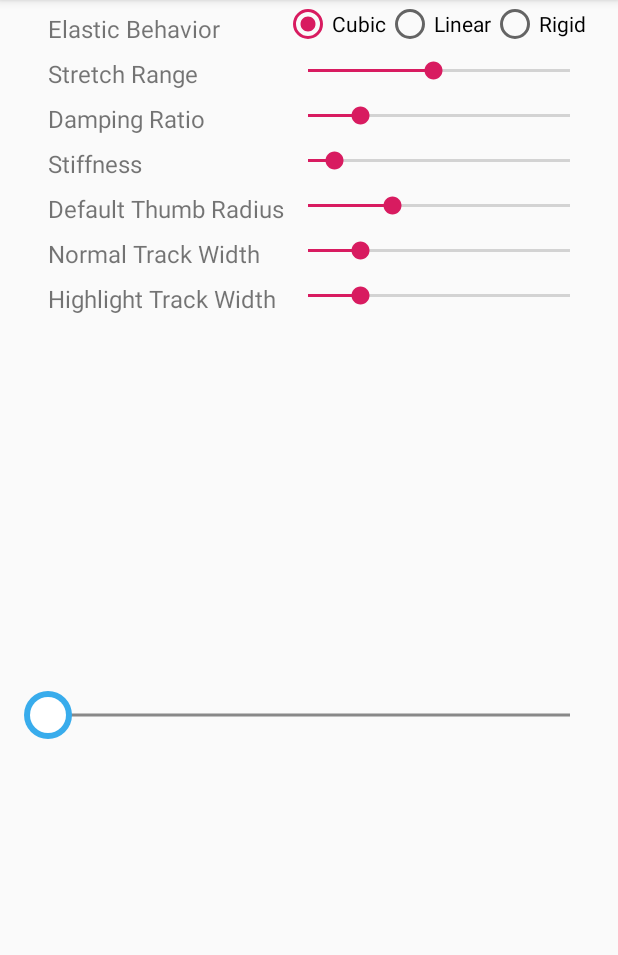
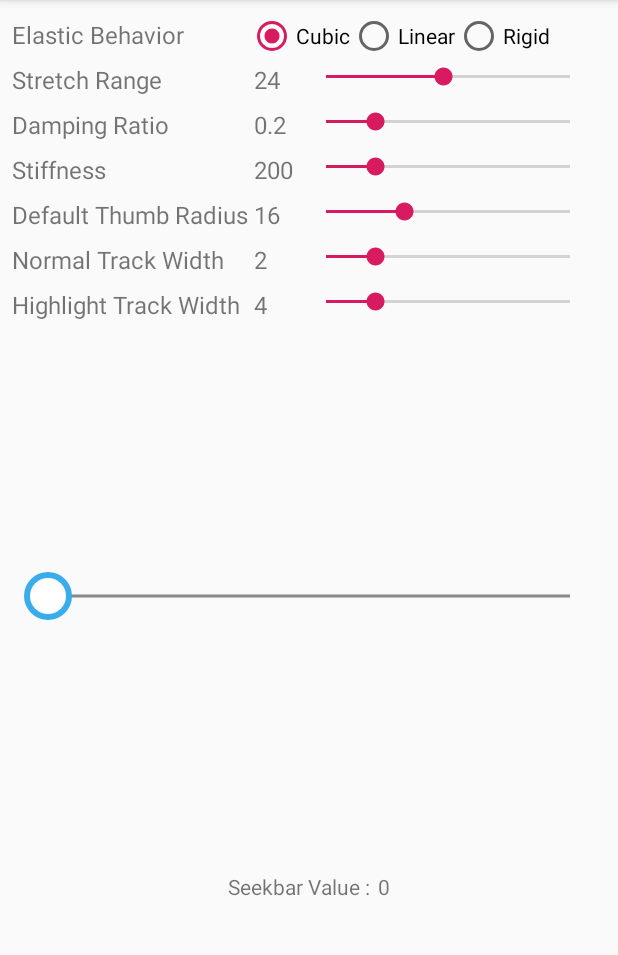
Before and after one commit to Chrisvin/RubberPicker, an Android app: the screen it shows after launch (MainActivity), on a phone screen of 412 x 824 dp, the part 84-1039 px from its top. Run offline under Robolectric (Android 15) with nearby library versions, the phone set to English and light mode, and no system bars.

Commit message:
Finish basic demo app

```diff
--- a/app/src/main/java/com/jem/MainActivity.kt
+++ b/app/src/main/java/com/jem/MainActivity.kt
@@ -2,8 +2,10 @@ package com.jem
 
 import android.os.Bundle
 import android.support.v7.app.AppCompatActivity
+import android.widget.RadioButton
 import android.widget.SeekBar
 import com.jem.rubberpicker.ElasticBehavior
+import com.jem.rubberpicker.RubberSeekBar
 import kotlinx.android.synthetic.main.activity_main.*
 
 class MainActivity : AppCompatActivity() {
@@ -13,15 +15,16 @@ class MainActivity : AppCompatActivity() {
         setContentView(R.layout.activity_main)
 
         elasticBehavior.setOnCheckedChangeListener { _, checkedId ->
-            when (checkedId) {
-                1 -> rubberSeekBar.setElasticBehavior(ElasticBehavior.CUBIC)
-                2 -> rubberSeekBar.setElasticBehavior(ElasticBehavior.LINEAR)
-                3 -> rubberSeekBar.setElasticBehavior(ElasticBehavior.RIGID)
+            when (findViewById<RadioButton>(checkedId).text) {
+                "Cubic" -> rubberSeekBar.setElasticBehavior(ElasticBehavior.CUBIC)
+                "Linear" -> rubberSeekBar.setElasticBehavior(ElasticBehavior.LINEAR)
+                "Rigid" -> rubberSeekBar.setElasticBehavior(ElasticBehavior.RIGID)
             }
         }
 
         stretchRange.setOnSeekBarChangeListener(object : SeekBar.OnSeekBarChangeListener{
             override fun onProgressChanged(seekBar: SeekBar?, progress: Int, fromUser: Boolean) {
+                stretchRangeValue.text = progress.toString()
                 rubberSeekBar.setStretchRange(progress.toFloat())
             }
             override fun onStartTrackingTouch(seekBar: SeekBar?) {}
@@ -30,6 +33,7 @@ class MainActivity : AppCompatActivity() {
 
         dampingRatio.setOnSeekBarChangeListener(object : SeekBar.OnSeekBarChangeListener{
             override fun onProgressChanged(seekBar: SeekBar?, progress: Int, fromUser: Boolean) {
+                dampingRatioValue.text = (progress.toFloat()/10).toString()
                 rubberSeekBar.setDampingRatio(progress.toFloat()/10)
             }
             override fun onStartTrackingTouch(seekBar: SeekBar?) {}
@@ -38,7 +42,9 @@ class MainActivity : AppCompatActivity() {
 
         stiffness.setOnSeekBarChangeListener(object : SeekBar.OnSeekBarChangeListener{
             override fun onProgressChanged(seekBar: SeekBar?, progress: Int, fromUser: Boolean) {
-                rubberSeekBar.setStiffness(progress.toFloat()*100)
+                val progressValue = if (progress!=0) progress * 50 else 1
+                stiffnessValue.text = (progressValue).toString()
+                rubberSeekBar.setStiffness(progressValue.toFloat())
             }
             override fun onStartTrackingTouch(seekBar: SeekBar?) {}
             override fun onStopTrackingTouch(seekBar: SeekBar?) {}
@@ -46,7 +52,9 @@ class MainActivity : AppCompatActivity() {
 
         defaultThumbRadius.setOnSeekBarChangeListener(object : SeekBar.OnSeekBarChangeListener{
             override fun onProgressChanged(seekBar: SeekBar?, progress: Int, fromUser: Boolean) {
-                rubberSeekBar.setThumbRadius(progress.toFloat())
+                val progressValue = if (progress == 0) 1 else progress
+                defaultThumbRadiusValue.text = progressValue.toString()
+                rubberSeekBar.setThumbRadius(progressValue.toFloat())
             }
             override fun onStartTrackingTouch(seekBar: SeekBar?) {}
             override fun onStopTrackingTouch(seekBar: SeekBar?) {}
@@ -54,6 +62,7 @@ class MainActivity : AppCompatActivity() {
 
         normalTrackWidth.setOnSeekBarChangeListener(object : SeekBar.OnSeekBarChangeListener{
             override fun onProgressChanged(seekBar: SeekBar?, progress: Int, fromUser: Boolean) {
+                normalTrackWidthValue.text = progress.toString()
                 rubberSeekBar.setNormalTrackWidth(progress.toFloat())
             }
             override fun onStartTrackingTouch(seekBar: SeekBar?) {}
@@ -62,10 +71,19 @@ class MainActivity : AppCompatActivity() {
 
         highlightTrackWidth.setOnSeekBarChangeListener(object : SeekBar.OnSeekBarChangeListener{
             override fun onProgressChanged(seekBar: SeekBar?, progress: Int, fromUser: Boolean) {
+                highlightTrackWidthValue.text = progress.toString()
                 rubberSeekBar.setHighlightTrackWidth(progress.toFloat())
             }
             override fun onStartTrackingTouch(seekBar: SeekBar?) {}
             override fun onStopTrackingTouch(seekBar: SeekBar?) {}
         })
+
+        rubberSeekBar.setOnRubberSeekBarChangeListener(object: RubberSeekBar.OnRubberSeekBarChangeListener{
+            override fun onProgressChanged(seekBar: RubberSeekBar, progress: Int, fromUser: Boolean) {
+                rubberSeekBarValue.text = progress.toString()
+            }
+            override fun onStartTrackingTouch(seekBar: RubberSeekBar) {}
+            override fun onStopTrackingTouch(seekBar: RubberSeekBar) {}
+        })
     }
 }
--- a/app/src/main/res/layout/activity_main.xml
+++ b/app/src/main/res/layout/activity_main.xml
@@ -7,14 +7,20 @@
         android:layout_height="match_parent"
         tools:context=".MainActivity">
 
+    <android.support.constraint.Guideline
+            android:id="@+id/topGuideLine"
+            android:orientation="horizontal"
+            android:layout_width="wrap_content" android:layout_height="wrap_content"
+            app:layout_constraintGuide_begin="8dp"/>
+
     <TextView
             android:id="@+id/elasticBehaviorTextView"
             android:text="Elastic Behavior"
             android:textSize="16sp"
-            app:layout_constraintTop_toTopOf="parent"
+            app:layout_constraintTop_toTopOf="@id/topGuideLine"
             app:layout_constraintStart_toStartOf="parent"
-            android:layout_marginStart="32dp"
-            android:layout_marginTop="8dp"
+            android:layout_marginStart="8dp"
+            android:layout_marginTop="4dp"
             android:layout_width="wrap_content" android:layout_height="wrap_content"/>
     <TextView
             android:id="@+id/stretchRangeTextView"
@@ -22,7 +28,7 @@
             android:textSize="16sp"
             app:layout_constraintTop_toBottomOf="@+id/elasticBehaviorTextView"
             app:layout_constraintStart_toStartOf="parent"
-            android:layout_marginStart="32dp"
+            android:layout_marginStart="8dp"
             android:layout_marginTop="8dp"
             android:layout_width="wrap_content" android:layout_height="wrap_content"/>
     <TextView
@@ -31,7 +37,7 @@
             android:textSize="16sp"
             app:layout_constraintTop_toBottomOf="@+id/stretchRangeTextView"
             app:layout_constraintStart_toStartOf="parent"
-            android:layout_marginStart="32dp"
+            android:layout_marginStart="8dp"
             android:layout_marginTop="8dp"
             android:layout_width="wrap_content" android:layout_height="wrap_content"/>
     <TextView
@@ -40,7 +46,7 @@
             android:textSize="16sp"
             app:layout_constraintTop_toBottomOf="@+id/dampingRatioTextView"
             app:layout_constraintStart_toStartOf="parent"
-            android:layout_marginStart="32dp"
+            android:layout_marginStart="8dp"
             android:layout_marginTop="8dp"
             android:layout_width="wrap_content" android:layout_height="wrap_content"/>
 
@@ -50,7 +56,7 @@
             android:textSize="16sp"
             app:layout_constraintTop_toBottomOf="@+id/stiffnessTextView"
             app:layout_constraintStart_toStartOf="parent"
-            android:layout_marginStart="32dp"
+            android:layout_marginStart="8dp"
             android:layout_marginTop="8dp"
             android:layout_width="wrap_content" android:layout_height="wrap_content"/>
     <TextView
@@ -59,7 +65,7 @@
             android:textSize="16sp"
             app:layout_constraintTop_toBottomOf="@+id/thumbRadiusTextView"
             app:layout_constraintStart_toStartOf="parent"
-            android:layout_marginStart="32dp"
+            android:layout_marginStart="8dp"
             android:layout_marginTop="8dp"
             android:layout_width="wrap_content" android:layout_height="wrap_content"/>
     <TextView
@@ -68,7 +74,7 @@
             android:textSize="16sp"
             app:layout_constraintTop_toBottomOf="@+id/normalTrackWidthTextView"
             app:layout_constraintStart_toStartOf="parent"
-            android:layout_marginStart="32dp"
+            android:layout_marginStart="8dp"
             android:layout_marginTop="8dp"
             android:layout_width="wrap_content" android:layout_height="wrap_content"/>
 
@@ -82,19 +88,33 @@
     <RadioGroup
             android:id="@+id/elasticBehavior"
             app:layout_constraintStart_toEndOf="@+id/barrier"
+            app:layout_constraintTop_toTopOf="@+id/topGuideLine"
             android:orientation="horizontal"
+            android:checkedButton="@id/cubicRadioButton"
             android:layout_width="wrap_content" android:layout_height="wrap_content">
         <RadioButton
+                android:id="@+id/cubicRadioButton"
                 android:text="Cubic"
-                android:checked="true"
                 android:layout_width="wrap_content" android:layout_height="wrap_content"/>
         <RadioButton
+                android:id="@+id/linearRadioButton"
                 android:text="Linear"
                 android:layout_width="wrap_content" android:layout_height="wrap_content"/>
         <RadioButton
+                android:id="@+id/rigidRadioButton"
                 android:text="Rigid"
                 android:layout_width="wrap_content" android:layout_height="wrap_content"/>
     </RadioGroup>
+
+    <TextView
+            android:id="@+id/stretchRangeValue"
+            android:text="24"
+            android:paddingStart="4dp"
+            android:textSize="16sp"
+            android:layout_marginTop="8dp"
+            app:layout_constraintTop_toBottomOf="@+id/elasticBehaviorTextView"
+            app:layout_constraintStart_toStartOf="@+id/barrier"
+            android:layout_width="36sp" android:layout_height="wrap_content"/>
 
     <SeekBar
             android:id="@+id/stretchRange"
@@ -102,10 +122,20 @@
             android:progress="24"
             android:layout_marginTop="8dp"
             android:layout_marginEnd="16dp"
-            app:layout_constraintStart_toEndOf="@+id/barrier"
+            app:layout_constraintStart_toEndOf="@+id/stretchRangeValue"
             app:layout_constraintEnd_toEndOf="parent"
             app:layout_constraintTop_toBottomOf="@id/elasticBehaviorTextView"
             android:layout_width="0dp" android:layout_height="wrap_content"/>
+
+    <TextView
+            android:id="@+id/dampingRatioValue"
+            android:text="0.2"
+            android:textSize="16sp"
+            android:layout_marginTop="8dp"
+            android:paddingStart="4dp"
+            app:layout_constraintTop_toBottomOf="@+id/stretchRangeTextView"
+            app:layout_constraintStart_toStartOf="@+id/barrier"
+            android:layout_width="36sp" android:layout_height="wrap_content"/>
 
     <SeekBar
             android:id="@+id/dampingRatio"
@@ -113,22 +143,50 @@
             android:progress="2"
             android:layout_marginTop="8dp"
             android:layout_marginEnd="16dp"
-            app:layout_constraintStart_toEndOf="@+id/barrier"
+            app:layout_constraintStart_toEndOf="@+id/dampingRatioValue"
             app:layout_constraintEnd_toEndOf="parent"
             app:layout_constraintTop_toBottomOf="@id/stretchRangeTextView"
             android:layout_width="0dp" android:layout_height="wrap_content"/>
 
+    <TextView
+            android:id="@+id/stiffnessValue"
+            android:text="200"
+            android:textSize="16sp"
+            android:layout_marginTop="8dp"
+            android:paddingStart="4dp"
+            app:layout_constraintTop_toBottomOf="@+id/dampingRatioTextView"
+            app:layout_constraintStart_toStartOf="@+id/barrier"
+            android:layout_width="40sp" android:layout_height="wrap_content"/>
+
+    <View
+            android:id="@+id/stiffnessEmptyView"
+            app:layout_constraintTop_toBottomOf="@+id/dampingRatioTextView"
+            app:layout_constraintEnd_toEndOf="@id/stiffnessValue"
+            android:visibility="invisible"
+            android:layout_marginTop="8dp"
+            android:layout_marginEnd="4sp"
+            android:layout_width="0dp" android:layout_height="0dp"/>
 
     <SeekBar
             android:id="@+id/stiffness"
             android:max="20"
-            android:progress="2"
+            android:progress="4"
             android:layout_marginTop="8dp"
             android:layout_marginEnd="16dp"
-            app:layout_constraintStart_toEndOf="@+id/barrier"
+            app:layout_constraintStart_toEndOf="@+id/stiffnessEmptyView"
             app:layout_constraintEnd_toEndOf="parent"
             app:layout_constraintTop_toBottomOf="@id/dampingRatioTextView"
             android:layout_width="0dp" android:layout_height="wrap_content"/>
+
+    <TextView
+            android:id="@+id/defaultThumbRadiusValue"
+            android:textSize="16sp"
+            android:text="16"
+            android:layout_marginTop="8dp"
+            android:paddingStart="4dp"
+            app:layout_constraintTop_toBottomOf="@+id/stiffnessTextView"
+            app:layout_constraintStart_toStartOf="@+id/barrier"
+            android:layout_width="36sp" android:layout_height="wrap_content"/>
 
     <SeekBar
             android:id="@+id/defaultThumbRadius"
@@ -136,10 +194,20 @@
             android:progress="16"
             android:layout_marginTop="8dp"
             android:layout_marginEnd="16dp"
-            app:layout_constraintStart_toEndOf="@+id/barrier"
+            app:layout_constraintStart_toEndOf="@+id/defaultThumbRadiusValue"
             app:layout_constraintEnd_toEndOf="parent"
             app:layout_constraintTop_toBottomOf="@id/stiffnessTextView"
             android:layout_width="0dp" android:layout_height="wrap_content"/>
+
+    <TextView
+            android:id="@+id/normalTrackWidthValue"
+            android:textSize="16sp"
+            android:text="2"
+            android:layout_marginTop="8dp"
+            android:paddingStart="4dp"
+            app:layout_constraintTop_toBottomOf="@+id/thumbRadiusTextView"
+            app:layout_constraintStart_toStartOf="@+id/barrier"
+            android:layout_width="36sp" android:layout_height="wrap_content"/>
 
     <SeekBar
             android:id="@+id/normalTrackWidth"
@@ -147,11 +215,20 @@
             android:progress="2"
             android:layout_marginTop="8dp"
             android:layout_marginEnd="16dp"
-            app:layout_constraintStart_toEndOf="@+id/barrier"
+            app:layout_constraintStart_toEndOf="@+id/normalTrackWidthValue"
             app:layout_constraintEnd_toEndOf="parent"
             app:layout_constraintTop_toBottomOf="@id/thumbRadiusTextView"
             android:layout_width="0dp" android:layout_height="wrap_content"/>
 
+    <TextView
+            android:id="@+id/highlightTrackWidthValue"
+            android:textSize="16sp"
+            android:text="4"
+            android:layout_marginTop="8dp"
+            android:paddingStart="4dp"
+            app:layout_constraintTop_toBottomOf="@+id/normalTrackWidthTextView"
+            app:layout_constraintStart_toStartOf="@+id/barrier"
+            android:layout_width="36sp" android:layout_height="wrap_content"/>
 
     <SeekBar
             android:id="@+id/highlightTrackWidth"
@@ -159,17 +236,17 @@
             android:progress="4"
             android:layout_marginTop="8dp"
             android:layout_marginEnd="16dp"
-            app:layout_constraintStart_toEndOf="@+id/barrier"
+            app:layout_constraintStart_toEndOf="@+id/highlightTrackWidthValue"
             app:layout_constraintEnd_toEndOf="parent"
             app:layout_constraintTop_toBottomOf="@id/normalTrackWidthTextView"
             android:layout_width="0dp" android:layout_height="wrap_content"/>
 
-    <android.support.constraint.Guideline
-            android:orientation="horizontal"
+    <android.support.constraint.Barrier
             android:layout_width="wrap_content"
             android:layout_height="wrap_content"
-            app:layout_constraintGuide_percent="0.6"
-            android:id="@+id/dividerGuideline"/>
+            app:barrierDirection="bottom"
+            app:constraint_referenced_ids="highlightTrackWidth, highlightTrackWidthTextView"
+            android:id="@+id/rubberDividerBarrier"/>
 
     <com.jem.rubberpicker.RubberSeekBar
             android:id="@+id/rubberSeekBar"
@@ -179,6 +256,26 @@
             android:layout_marginEnd="16dp"
             app:layout_constraintLeft_toLeftOf="parent"
             app:layout_constraintRight_toRightOf="parent"
-            app:layout_constraintTop_toTopOf="@+id/dividerGuideline"/>
+            app:layout_constraintBottom_toTopOf="@+id/rubberSeekBarValueHeading"
+            app:layout_constraintTop_toTopOf="@+id/rubberDividerBarrier"/>
+
+    <TextView
+            android:id="@+id/rubberSeekBarValueHeading"
+            android:text="Seekbar Value : "
+            app:layout_constraintTop_toBottomOf="@+id/rubberSeekBar"
+            app:layout_constraintStart_toStartOf="parent"
+            app:layout_constraintEnd_toStartOf="@+id/rubberSeekBarValue"
+            app:layout_constraintBottom_toBottomOf="parent"
+            app:layout_constraintHorizontal_chainStyle="packed"
+            android:layout_width="wrap_content" android:layout_height="wrap_content"/>
+    <TextView
+            android:id="@+id/rubberSeekBarValue"
+            android:text="0"
+            android:layout_marginLeft="2dp"
+            app:layout_constraintBaseline_toBaselineOf="@id/rubberSeekBarValueHeading"
+            app:layout_constraintStart_toEndOf="@+id/rubberSeekBarValueHeading"
+            app:layout_constraintEnd_toEndOf="parent"
+            android:layout_width="wrap_content" android:layout_height="wrap_content"/>
+
 
 </android.support.constraint.ConstraintLayout>
```
